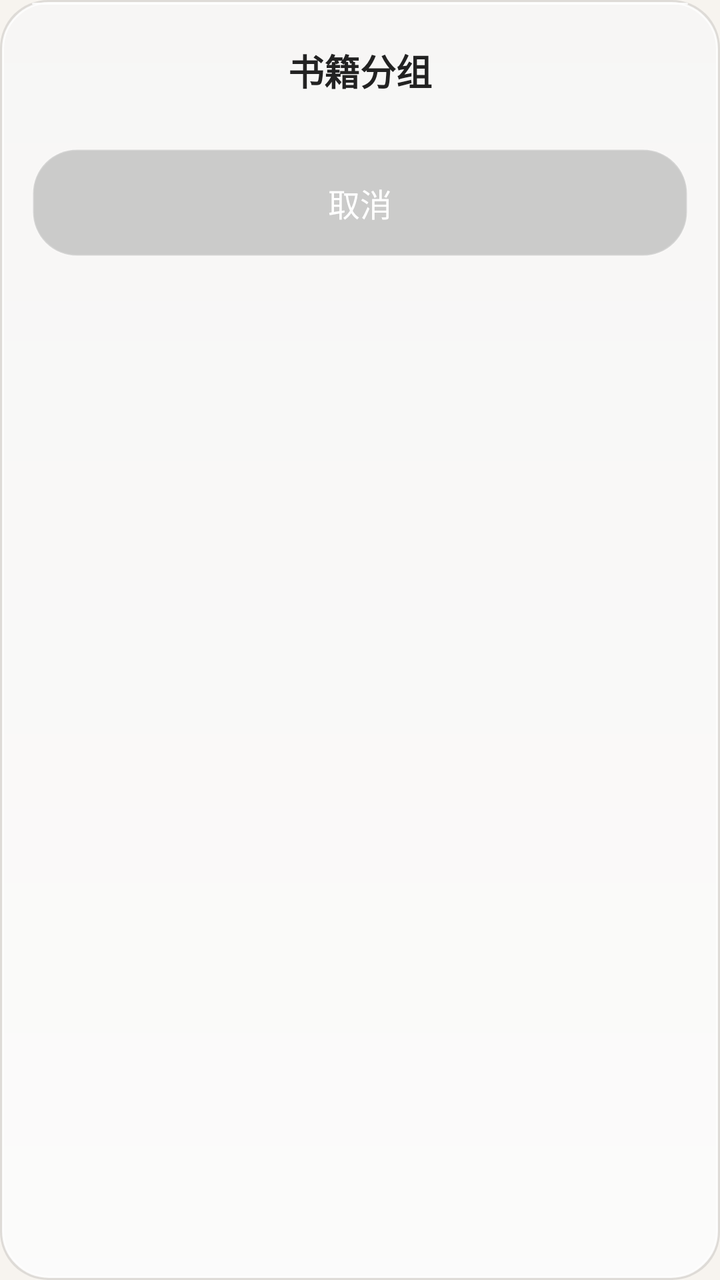
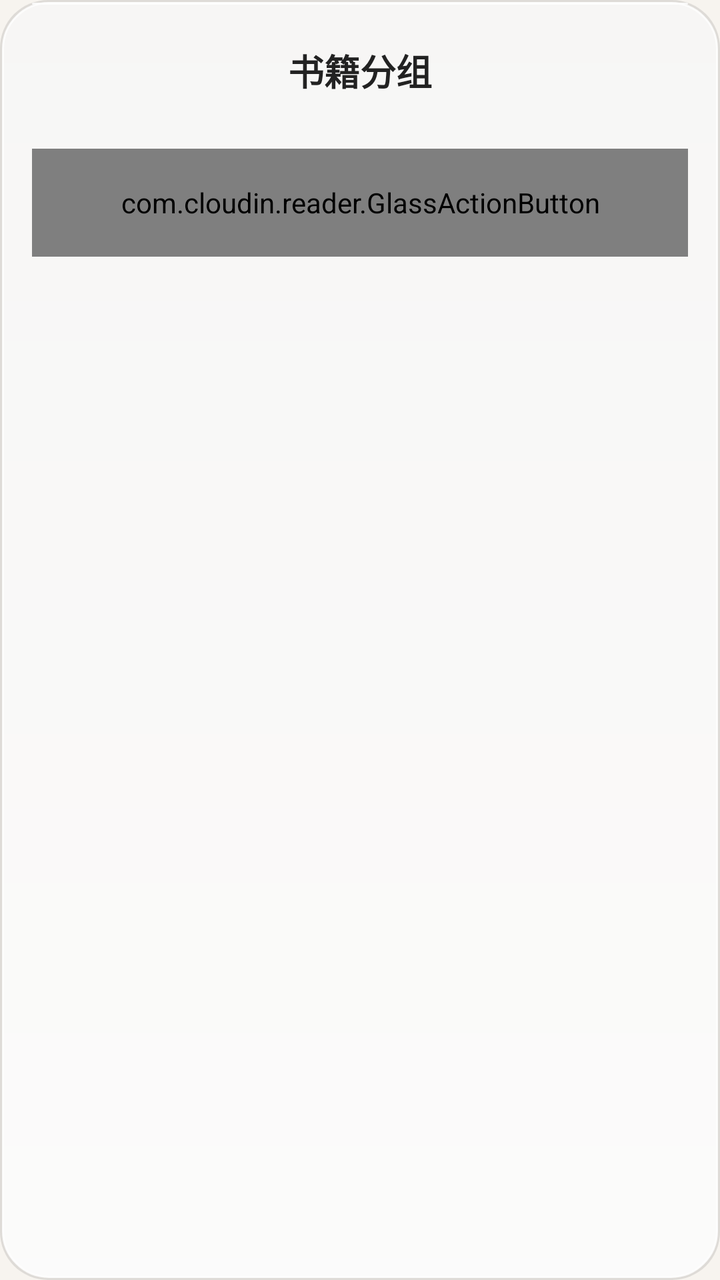

An Android layout rendered at two revisions. The XML below is the earlier revision; the diff shows what the commit changed to produce the second picture.
<!-- AndroidManifest.xml: application theme Theme.CloudinReader -->
<!-- res/layout/dialog_group_card.xml -->
<?xml version="1.0" encoding="utf-8"?>
<LinearLayout xmlns:android="http://schemas.android.com/apk/res/android"
    android:layout_width="match_parent"
    android:layout_height="wrap_content"
    android:background="@drawable/bg_glass_dialog"
    android:orientation="vertical">

    <FrameLayout
        android:layout_width="match_parent"
        android:layout_height="wrap_content">

        <TextView
            android:id="@+id/cardTitle"
            android:layout_width="match_parent"
            android:layout_height="wrap_content"
            android:gravity="center"
            android:paddingTop="22dp"
            android:paddingBottom="14dp"
            android:text="书籍分组"
            android:textColor="#222222"
            android:textSize="18sp"
            android:textStyle="bold" />

        <com.example.liquidglass.LiquidGlassButton
            android:id="@+id/cardBack"
            android:layout_width="48dp"
            android:layout_height="48dp"
            android:layout_gravity="start|center_vertical"
            android:layout_marginStart="12dp"
            android:contentDescription="@string/settings_back"
            android:text="&#8249;"
            android:textColor="#222222"
            android:textSize="26sp"
            android:visibility="gone" />
    </FrameLayout>

    <EditText
        android:id="@+id/cardInput"
        android:layout_width="match_parent"
        android:layout_height="44dp"
        android:layout_marginStart="26dp"
        android:layout_marginTop="4dp"
        android:layout_marginEnd="26dp"
        android:layout_marginBottom="10dp"
        android:background="@drawable/bg_glass_chip"
        android:hint="分组名称"
        android:inputType="text"
        android:maxLines="1"
        android:paddingStart="12dp"
        android:paddingEnd="12dp"
        android:textColor="#222222"
        android:textColorHint="#999999"
        android:textSize="15sp"
        android:visibility="gone" />

    <TextView
        android:id="@+id/cardMessage"
        android:layout_width="match_parent"
        android:layout_height="wrap_content"
        android:gravity="center"
        android:paddingStart="26dp"
        android:paddingTop="2dp"
        android:paddingEnd="26dp"
        android:paddingBottom="14dp"
        android:textColor="#8A857D"
        android:textSize="13sp"
        android:visibility="gone" />

    <ScrollView
        android:layout_width="match_parent"
        android:layout_height="wrap_content"
        android:maxHeight="420dp">

        <LinearLayout
            android:id="@+id/cardRows"
            android:layout_width="match_parent"
            android:layout_height="wrap_content"
            android:orientation="vertical" />
    </ScrollView>

    <TextView
        android:id="@+id/cardCancel"
        android:layout_width="match_parent"
        android:layout_height="54dp"
        android:layout_marginStart="16dp"
        android:layout_marginTop="12dp"
        android:layout_marginEnd="16dp"
        android:layout_marginBottom="16dp"
        android:background="@drawable/bg_glass_button_neutral"
        android:gravity="center"
        android:text="取消"
        android:textColor="#FFFFFF"
        android:textSize="16sp" />

</LinearLayout>
<!-- resources referenced by this layout -->
<resources>
  <!-- drawable bg_glass_button_neutral (drawable) -->
  <?xml version="1.0" encoding="utf-8"?>
  <layer-list xmlns:android="http://schemas.android.com/apk/res/android">
      <item>
          <shape android:shape="rectangle">
              <solid android:color="#2E000000" />
              <corners android:radius="22dp" />
              <stroke android:width="1dp" android:color="#33FFFFFF" />
          </shape>
      </item>
  </layer-list>
  <!-- drawable bg_glass_chip (drawable) -->
  <?xml version="1.0" encoding="utf-8"?>
  <layer-list xmlns:android="http://schemas.android.com/apk/res/android">
      <item>
          <shape android:shape="rectangle">
              <gradient
                  android:angle="90"
                  android:startColor="#3DFFFFFF"
                  android:centerColor="#2EFFFFFF"
                  android:endColor="#24FFFFFF" />
              <corners android:radius="14dp" />
              <stroke android:width="1dp" android:color="#80FFFFFF" />
          </shape>
      </item>
  </layer-list>
  <!-- drawable bg_glass_dialog (drawable) -->
  <?xml version="1.0" encoding="utf-8"?>
  <layer-list xmlns:android="http://schemas.android.com/apk/res/android">
      <item>
          <shape android:shape="rectangle">
              <solid android:color="#1A000000" />
              <corners android:radius="24dp" />
          </shape>
      </item>
      <item
          android:left="1dp"
          android:top="1dp"
          android:right="1dp"
          android:bottom="1dp">
          <shape android:shape="rectangle">
              <gradient
                  android:angle="90"
                  android:startColor="#E0FFFFFF"
                  android:centerColor="#CFFFFFFF"
                  android:endColor="#BFFFFFFF" />
              <corners android:radius="23dp" />
              <stroke android:width="1dp" android:color="#D9FFFFFF" />
          </shape>
      </item>
      <item
          android:left="16dp"
          android:top="1.5dp"
          android:right="16dp"
          android:height="1dp">
          <shape android:shape="rectangle">
              <solid android:color="#CCFFFFFF" />
              <corners android:radius="4dp" />
          </shape>
      </item>
  </layer-list>
  <string name="settings_back">返回</string>
  <style name="Theme.CloudinReader" parent="Theme.Material3.Light.NoActionBar">
          <item name="colorPrimary">@color/accent</item>
          <item name="colorOnPrimary">#FFFFFF</item>
          <item name="android:colorBackground">@color/paper</item>
          <item name="android:statusBarColor">@color/paper</item>
          <item name="android:windowLightStatusBar">true</item>
          <item name="android:navigationBarColor">@color/surface</item>
      </style>
  <color name="accent">#E0A458</color>
  <color name="paper">#F7F4EF</color>
  <color name="surface">#FFFFFF</color>
</resources>

<!-- the commit's change to res/layout/dialog_group_card.xml (unified diff, before → after) -->
@@ -21,7 +21,7 @@
             android:textSize="18sp"
             android:textStyle="bold" />
 
-        <com.example.liquidglass.LiquidGlassButton
+        <com.cloudin.reader.GlassActionButton
             android:id="@+id/cardBack"
             android:layout_width="48dp"
             android:layout_height="48dp"
@@ -78,7 +78,7 @@
             android:orientation="vertical" />
     </ScrollView>
 
-    <TextView
+    <com.cloudin.reader.GlassActionButton
         android:id="@+id/cardCancel"
         android:layout_width="match_parent"
         android:layout_height="54dp"
@@ -86,10 +86,9 @@
         android:layout_marginTop="12dp"
         android:layout_marginEnd="16dp"
         android:layout_marginBottom="16dp"
-        android:background="@drawable/bg_glass_button_neutral"
         android:gravity="center"
         android:text="取消"
-        android:textColor="#FFFFFF"
+        android:textColor="@color/shelf_title"
         android:textSize="16sp" />
 
 </LinearLayout>
<!-- resource entries referenced after the edit -->
@@ -1,16 +1,6 @@
 <!-- resources referenced by this layout -->
 <resources>
-  <!-- drawable bg_glass_button_neutral (drawable) -->
-  <?xml version="1.0" encoding="utf-8"?>
-  <layer-list xmlns:android="http://schemas.android.com/apk/res/android">
-      <item>
-          <shape android:shape="rectangle">
-              <solid android:color="#2E000000" />
-              <corners android:radius="22dp" />
-              <stroke android:width="1dp" android:color="#33FFFFFF" />
-          </shape>
-      </item>
-  </layer-list>
+  <color name="shelf_title">#222222</color>
   <!-- drawable bg_glass_chip (drawable) -->
   <?xml version="1.0" encoding="utf-8"?>
   <layer-list xmlns:android="http://schemas.android.com/apk/res/android">
